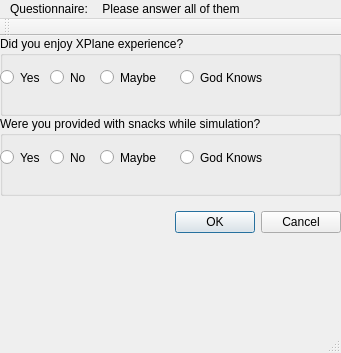
First picture: the form in Qt_Plugin/mainwindow.ui, repository krishnachaitanya7/XPlane_custom_Plgin, before the edit.
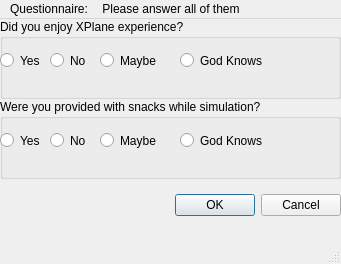
Second picture: the form after the edit.

The edit to the form file:
```diff
--- a/Qt_Plugin/mainwindow.ui
+++ b/Qt_Plugin/mainwindow.ui
@@ -7,7 +7,7 @@
     <x>0</x>
     <y>0</y>
     <width>341</width>
-    <height>353</height>
+    <height>264</height>
    </rect>
   </property>
   <property name="windowTitle">
@@ -161,6 +161,7 @@
     </widget>
    </widget>
   </widget>
+  <widget class="QStatusBar" name="statusBar"/>
   <widget class="QMenuBar" name="menuBar">
    <property name="geometry">
     <rect>
@@ -183,15 +184,6 @@
    <addaction name="menuQuestionnaire"/>
    <addaction name="menuPlease_answer_all_of_them"/>
   </widget>
-  <widget class="QToolBar" name="mainToolBar">
-   <attribute name="toolBarArea">
-    <enum>TopToolBarArea</enum>
-   </attribute>
-   <attribute name="toolBarBreak">
-    <bool>false</bool>
-   </attribute>
-  </widget>
-  <widget class="QStatusBar" name="statusBar"/>
  </widget>
  <layoutdefault spacing="6" margin="11"/>
  <resources/>
```
Left out of the diff: 16 changed lines with no effect on the pictures.
